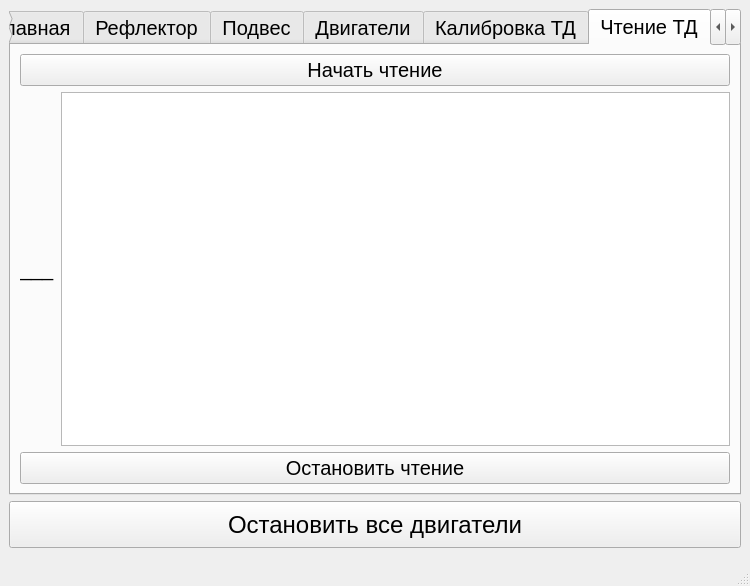
qu-od/Hades, file _python_client/mainwindow.ui: the form before one commit.
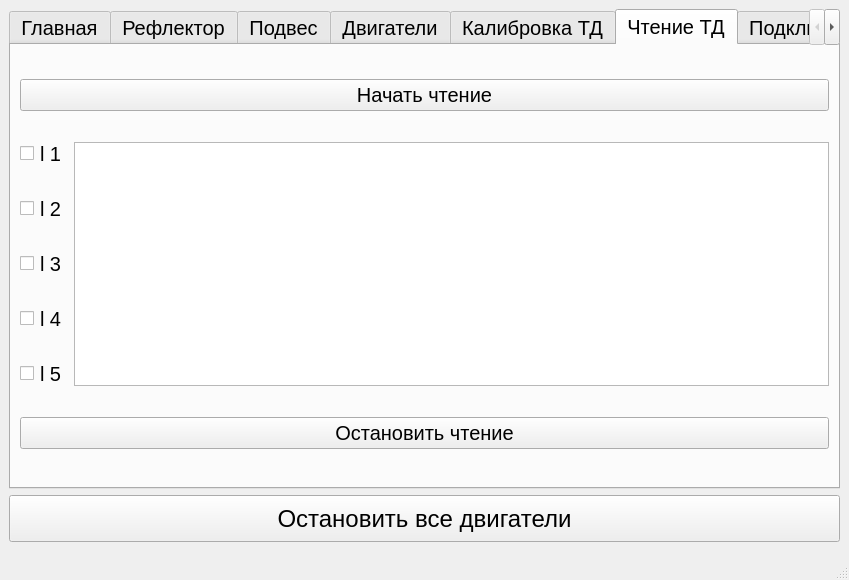
The form after the commit. Custom widgets are drawn as their Qt base class.

What changed in the file:
```diff
--- a/_python_client/mainwindow.ui
+++ b/_python_client/mainwindow.ui
@@ -6,8 +6,8 @@
    <rect>
     <x>0</x>
     <y>0</y>
-    <width>750</width>
-    <height>586</height>
+    <width>849</width>
+    <height>579</height>
    </rect>
   </property>
   <property name="font">
@@ -604,28 +604,91 @@
         <string>Чтение ТД</string>
        </attribute>
        <layout class="QGridLayout" name="gridLayout_18">
-        <item row="2" column="0" colspan="2">
-         <widget class="QPushButton" name="tenz_stop_units_button">
+        <item row="3" column="1">
+         <widget class="UnitsWidget" name="tenz_units_label_3">
           <property name="text">
-           <string>Остановить чтение</string>
+           <string>l 3</string>
           </property>
          </widget>
         </item>
-        <item row="0" column="0" colspan="2">
+        <item row="4" column="1">
+         <widget class="UnitsWidget" name="tenz_units_label_4">
+          <property name="text">
+           <string>l 4</string>
+          </property>
+         </widget>
+        </item>
+        <item row="1" column="0">
+         <widget class="QCheckBox" name="tenz_checkbox_1">
+          <property name="text">
+           <string/>
+          </property>
+         </widget>
+        </item>
+        <item row="5" column="0">
+         <widget class="QCheckBox" name="tenz_checkbox_5">
+          <property name="text">
+           <string/>
+          </property>
+         </widget>
+        </item>
+        <item row="2" column="0">
+         <widget class="QCheckBox" name="tenz_checkbox_2">
+          <property name="text">
+           <string/>
+          </property>
+         </widget>
+        </item>
+        <item row="3" column="0">
+         <widget class="QCheckBox" name="tenz_checkbox_3">
+          <property name="text">
+           <string/>
+          </property>
+         </widget>
+        </item>
+        <item row="4" column="0">
+         <widget class="QCheckBox" name="tenz_checkbox_4">
+          <property name="text">
+           <string/>
+          </property>
+         </widget>
+        </item>
+        <item row="0" column="0" colspan="4">
          <widget class="QPushButton" name="tenz_start_units_button">
           <property name="text">
            <string>Начать чтение</string>
           </property>
          </widget>
         </item>
-        <item row="1" column="0">
-         <widget class="UnitsWidget" name="tenz_units_label">
+        <item row="7" column="0" colspan="4">
+         <widget class="QPushButton" name="tenz_stop_units_button">
           <property name="text">
-           <string>___</string>
+           <string>Остановить чтение</string>
           </property>
          </widget>
         </item>
         <item row="1" column="1">
+         <widget class="UnitsWidget" name="tenz_units_label_1">
+          <property name="text">
+           <string>l 1</string>
+          </property>
+         </widget>
+        </item>
+        <item row="2" column="1">
+         <widget class="UnitsWidget" name="tenz_units_label_2">
+          <property name="text">
+           <string>l 2</string>
+          </property>
+         </widget>
+        </item>
+        <item row="5" column="1">
+         <widget class="UnitsWidget" name="tenz_units_label_5">
+          <property name="text">
+           <string>l 5</string>
+          </property>
+         </widget>
+        </item>
+        <item row="1" column="3" rowspan="5">
          <widget class="GraphWidget" name="units_graph_gview"/>
         </item>
        </layout>
@@ -720,9 +783,9 @@
           </property>
           <layout class="QGridLayout" name="gridLayout_17">
            <item row="0" column="0">
-            <widget class="QPushButton" name="tenz_open_comport_button">
+            <widget class="QPushButton" name="tenz_open_comports_button">
              <property name="text">
-              <string>Open comport</string>
+              <string>Open comports</string>
              </property>
             </widget>
            </item>
@@ -732,7 +795,14 @@
               <string/>
              </property>
              <property name="placeholderText">
-              <string>для автопоиска порта оставьте поле пустым</string>
+              <string>Оставте пустым для автопоиска. Либо вводите номера (2, 5, 10)</string>
+             </property>
+            </widget>
+           </item>
+           <item row="1" column="0">
+            <widget class="QPushButton" name="tenz_close_comports_button">
+             <property name="text">
+              <string>Close comports</string>
              </property>
             </widget>
            </item>
@@ -879,7 +949,7 @@
     <rect>
      <x>0</x>
      <y>0</y>
-     <width>750</width>
+     <width>849</width>
      <height>21</height>
     </rect>
    </property>
```
